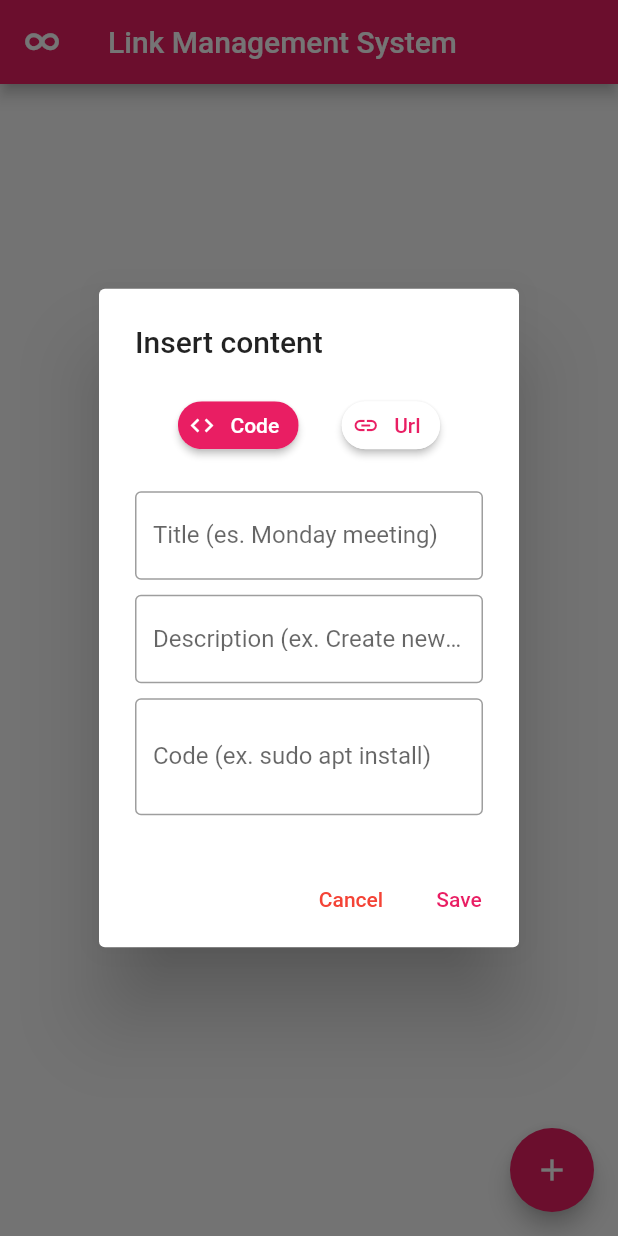
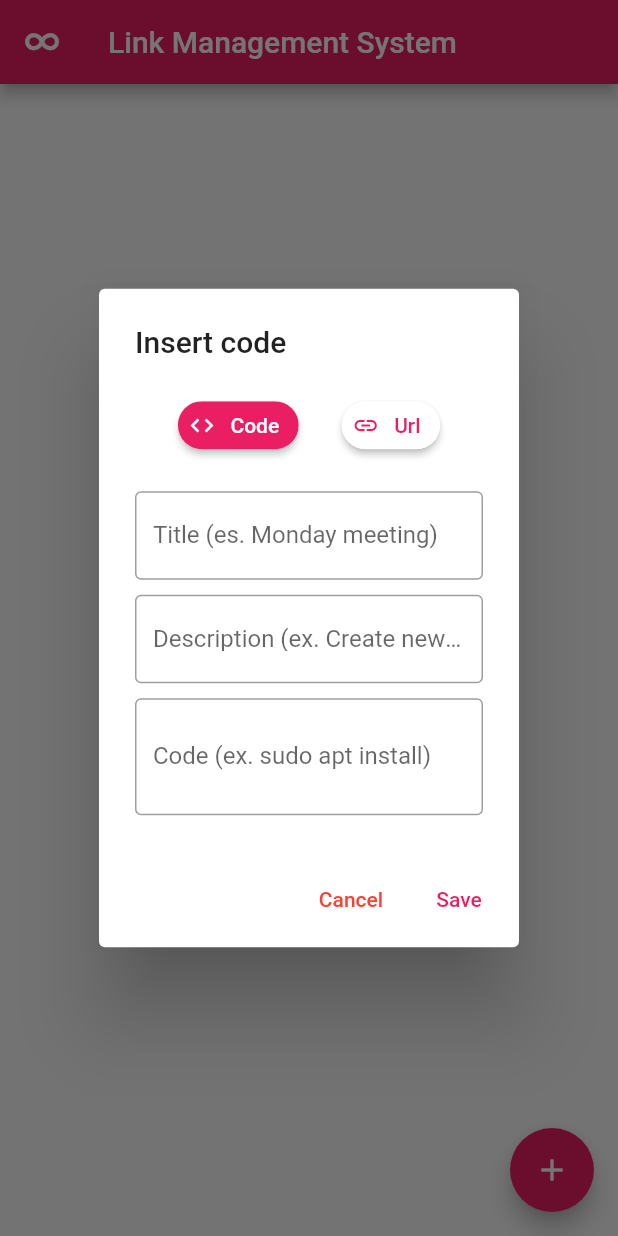
Before and after one commit to kekko7072/lms, a Flutter app: the screen it shows after launch, after a tap on the "add" icon, on a phone screen of 412 x 824 dp. Run offline on Flutter 3.47's test engine with Material 2 defaults, Android fonts, the phone set to English and light mode, and no system bars; our stand-ins replace flutter_easyloading, package_info_plus, shared_preferences, sqflite_common, sqflite_common_ffi; missing offline and left inert: about; accounts and stored records are empty.

Commit message:
Formatted code for release.

```diff
--- a/lib/interfaces/add_widget.dart
+++ b/lib/interfaces/add_widget.dart
@@ -17,7 +17,7 @@ class _AddWidgetState extends State<AddWidget> {
   @override
   Widget build(BuildContext context) {
     return AlertDialog(
-      title: const Text('Insert content'),
+      title: Text('Insert ${linkType == LinkType.code ? "code" : "link"}'),
       content: SingleChildScrollView(
         child: ListBody(
           children: <Widget>[
```
Also changed, not shown: lib/services/database_local.dart (+2 -7 lines).
